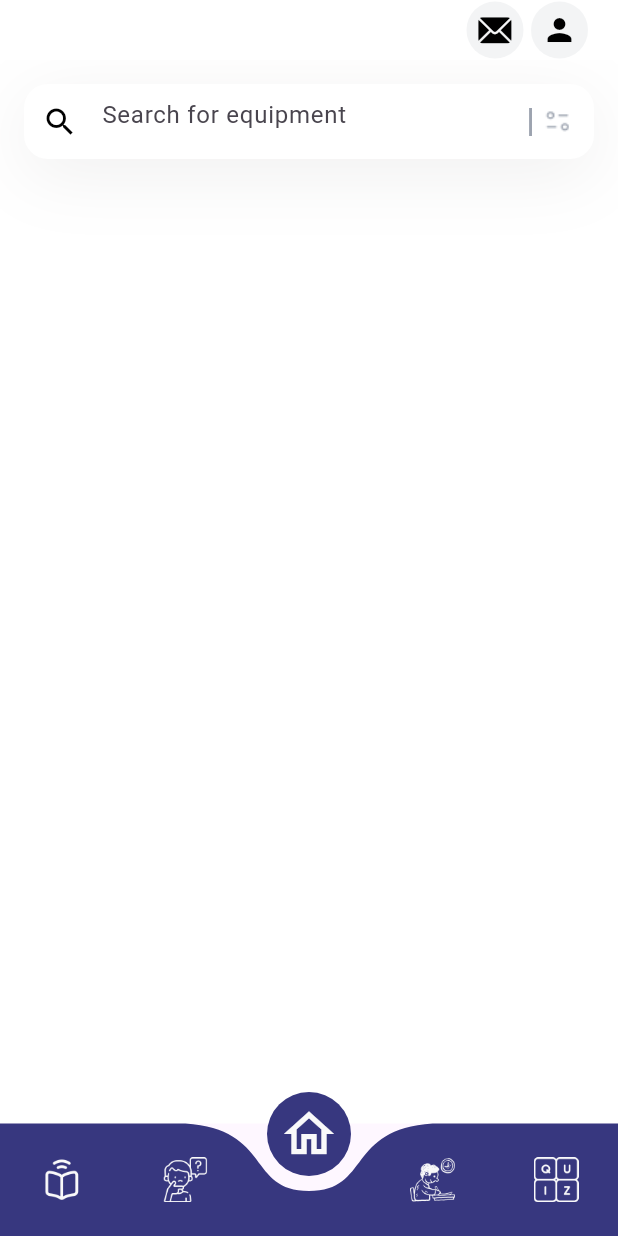
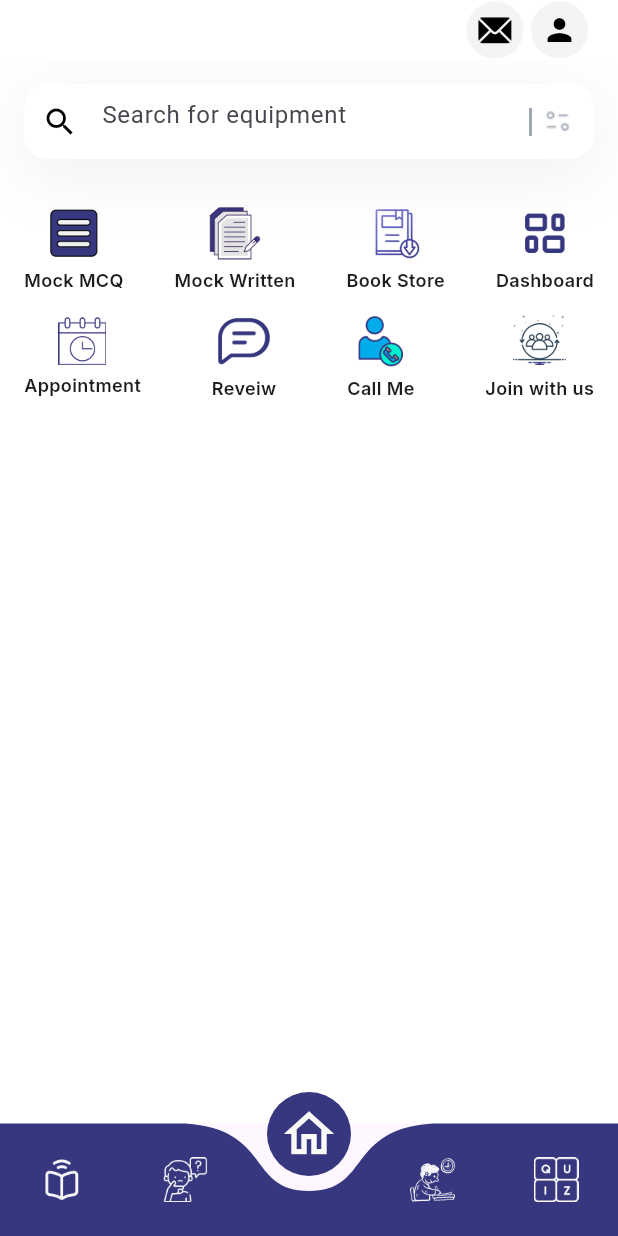
Before and after one commit to ShakilKhan999/edulogy, a Flutter app: the screen it shows after launch, on a phone screen of 412 x 824 dp. Run offline on Flutter 3.47's test engine with Material 2 defaults, Android fonts, the light colour scheme and no system bars; drawn by our look-alikes of curved_navigation_bar; our stand-ins replace get, google_fonts.

Commit message:
dash more

```diff
--- a/lib/Home/home_page.dart
+++ b/lib/Home/home_page.dart
@@ -77,6 +77,148 @@ class HomePage extends StatelessWidget {
               ),
             ),
           ),
+          Padding(
+            padding: const EdgeInsets.all(16.0),
+            child: Container(
+              child: Column(
+                crossAxisAlignment: CrossAxisAlignment.center,
+                children: [
+                  Row(
+                    mainAxisAlignment: MainAxisAlignment.spaceBetween,
+                    children: [
+                      Container(
+                        child: Column(
+                          children: [
+                            SizedBox(
+                              height:35, width:35,
+                              child: Image.asset("assets/images/option-quiz.png"),
+                            ),
+                            SizedBox(height: 5,),
+                            Text("Mock MCQ",style: GoogleFonts.inter(
+                              fontSize: 12,
+                              fontWeight: FontWeight.w600,
+                            ),)
+                          ],
+                        ),
+                      ),
+                      Container(
+                        child: Column(
+                          children: [
+                            SizedBox(
+                              height:35, width:35,
+                              child: Image.asset("assets/images/written-exam.png"),
+                            ),
+                            SizedBox(height: 5,),
+                            Text("Mock Written",style: GoogleFonts.inter(
+                            fontSize: 12,
+                              fontWeight: FontWeight.w600,
+                            ),)
+                          ],
+                        ),
+                      ),
+                      Container(
+                        child: Column(
+                          children: [
+                            SizedBox(
+                              height:35, width:35,
+                              child: Image.asset("assets/images/book.gif"),
+                            ),
+                            SizedBox(height: 5,),
+                            Text("Book Store",style: GoogleFonts.inter(
+                              fontSize: 12,
+                              fontWeight: FontWeight.w600,
+                            ),)
+                          ],
+                        ),
+                      ),
+                      Container(
+                        child: Column(
+                          children: [
+                            SizedBox(
+                              height:35, width:35,
+                              child: Image.asset("assets/images/dashboard.png"),
+                            ),
+                            SizedBox(height: 5,),
+                            Text("Dashboard",style: GoogleFonts.inter(
+                              fontSize: 12,
+                              fontWeight: FontWeight.w600,
+                            ),)
+                          ],
+                        ),
+                      )
+                    ],
+                  ),
+                  SizedBox(height: 15,),
+                  Row(
+                    mainAxisAlignment: MainAxisAlignment.spaceBetween,
+                    children: [
+                      Container(
+                        child: Column(
+                          children: [
+                            SizedBox(
+                              height:32, width:32,
+                              child: Image.asset("assets/images/appointment.png"),
+                            ),
+                            SizedBox(height: 5,),
+                            Text("Appointment",style: GoogleFonts.inter(
+                              fontSize: 12,
+                              fontWeight: FontWeight.w600,
+                            ),)
+                          ],
+                        ),
+                      ),
+                      Container(
+                        child: Column(
+                          children: [
+                            SizedBox(
+                              height:35, width:35,
+                              child: Image.asset("assets/images/reveiw.png"),
+                            ),
+                            SizedBox(height: 5,),
+                            Text("Reveiw",style: GoogleFonts.inter(
+                              fontSize: 12,
+                              fontWeight: FontWeight.w600,
+                            ),)
+                          ],
+                        ),
+                      ),
+                      Container(
+                        child: Column(
+                          children: [
+                            SizedBox(
+                              height:35, width:35,
+                              child: Image.asset("assets/images/call-me.png"),
+                            ),
+                            SizedBox(height: 5,),
+                            Text("Call Me",style: GoogleFonts.inter(
+                              fontSize: 12,
+                              fontWeight: FontWeight.w600,
+                            ),)
+                          ],
+                        ),
+                      ),
+                      Container(
+                        child: Column(
+                          children: [
+                            SizedBox(
+                              height:35, width:35,
+                              child: Image.asset("assets/images/join-with-us.png"),
+                            ),
+                            SizedBox(height: 5,),
+                            Text("Join with us",style: GoogleFonts.inter(
+                              fontSize: 12,
+                              fontWeight: FontWeight.w600,
+                            ),)
+                          ],
+                        ),
+                      ),
+
+                    ],
+                  ),
+                ],
+              ),
+            ),
+          )
         ],
       ),
     ));
```
Also changed, not shown: assets/images/appointment.png (added), assets/images/book.gif (added), assets/images/call-me.png (added), assets/images/dashboard.png (added), assets/images/join-with-us.png (added), assets/images/option-quiz.png (added), assets/images/reveiw.png (added), assets/images/written-exam.png (added).
